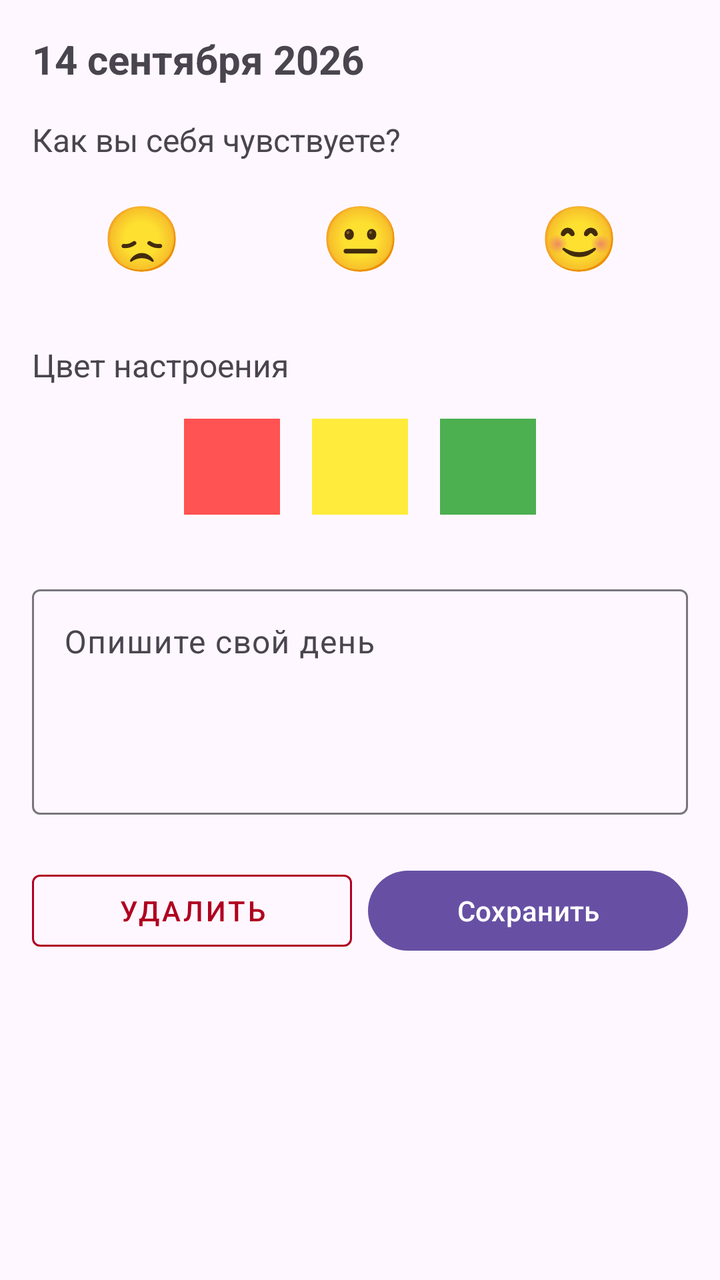
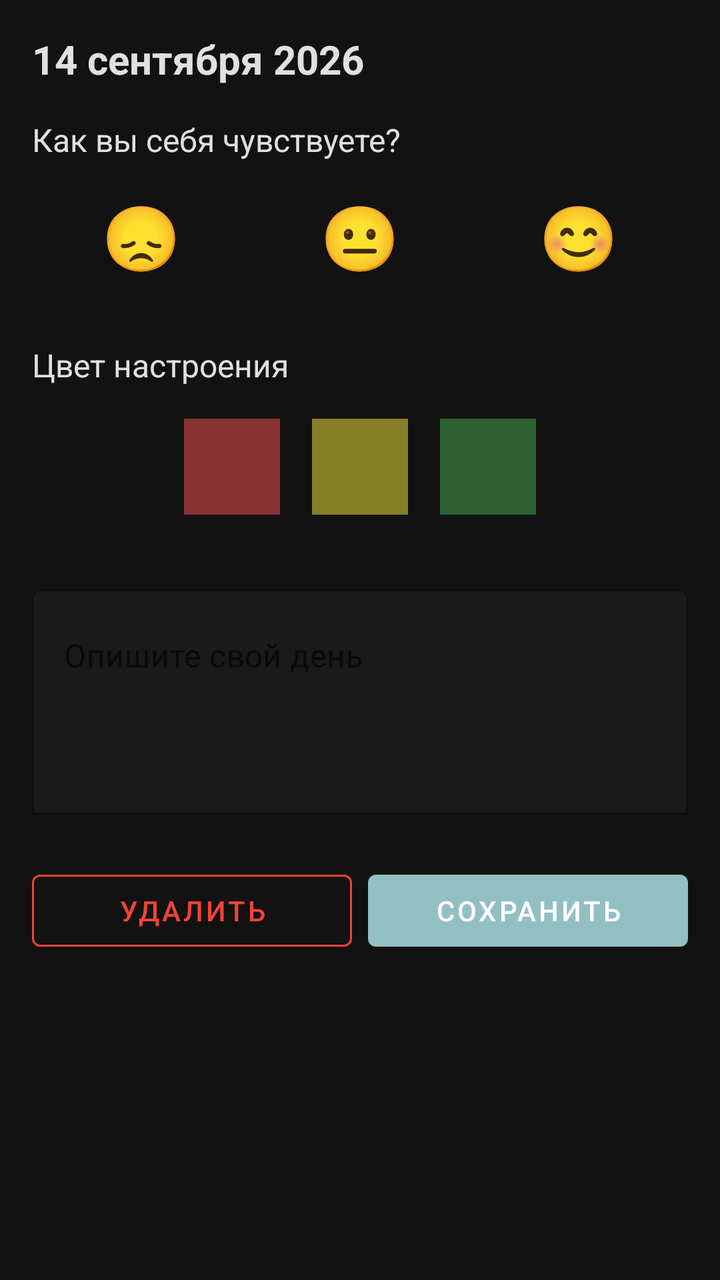

Compare the two renders of this Android layout. The source of the first and the diff that turns it into the second are given below.
<!-- AndroidManifest.xml: application theme Theme.Kyrsach -->
<!-- res/layout/activity_entry.xml -->
<?xml version="1.0" encoding="utf-8"?>
<ScrollView
    xmlns:android="http://schemas.android.com/apk/res/android"
    xmlns:app="http://schemas.android.com/apk/res-auto"
    xmlns:tools="http://schemas.android.com/tools"
    android:layout_width="match_parent"
    android:layout_height="match_parent"
    android:fillViewport="true"
    tools:context=".EntryActivity">

    <LinearLayout
        android:layout_width="match_parent"
        android:layout_height="wrap_content"
        android:orientation="vertical"
        android:padding="16dp">

        <TextView
            android:id="@+id/tv_entry_date"
            android:layout_width="match_parent"
            android:layout_height="wrap_content"
            android:text="14 сентября 2026"
            android:textSize="20sp"
            android:textStyle="bold"
            android:layout_marginBottom="16dp"/>

        <TextView
            android:layout_width="wrap_content"
            android:layout_height="wrap_content"
            android:text="Как вы себя чувствуете?"
            android:textSize="16sp"
            android:layout_marginBottom="8dp"/>

        <RadioGroup
            android:id="@+id/rg_emoji"
            android:layout_width="match_parent"
            android:layout_height="wrap_content"
            android:orientation="horizontal"
            android:gravity="center"
            android:layout_marginBottom="24dp">

            <RadioButton
                android:id="@+id/rb_emoji_bad"
                android:layout_width="0dp"
                android:layout_height="wrap_content"
                android:layout_weight="1"
                android:button="@null"
                android:gravity="center"
                android:text="😞"
                android:textSize="32sp"
                android:padding="8dp"/>

            <RadioButton
                android:id="@+id/rb_emoji_neutral"
                android:layout_width="0dp"
                android:layout_height="wrap_content"
                android:layout_weight="1"
                android:button="@null"
                android:gravity="center"
                android:text="😐"
                android:textSize="32sp"
                android:padding="8dp"/>

            <RadioButton
                android:id="@+id/rb_emoji_good"
                android:layout_width="0dp"
                android:layout_height="wrap_content"
                android:layout_weight="1"
                android:button="@null"
                android:gravity="center"
                android:text="😊"
                android:textSize="32sp"
                android:padding="8dp"/>
        </RadioGroup>

        <TextView
            android:layout_width="wrap_content"
            android:layout_height="wrap_content"
            android:text="Цвет настроения"
            android:textSize="16sp"
            android:layout_marginBottom="8dp"/>

        <LinearLayout
            android:id="@+id/ll_color_selector"
            android:layout_width="match_parent"
            android:layout_height="wrap_content"
            android:orientation="horizontal"
            android:gravity="center"
            android:layout_marginBottom="24dp">

            <View
                android:id="@+id/color_bad"
                android:layout_width="48dp"
                android:layout_height="48dp"
                android:layout_margin="8dp"
                android:background="#FF5252" />

            <View
                android:id="@+id/color_neutral"
                android:layout_width="48dp"
                android:layout_height="48dp"
                android:layout_margin="8dp"
                android:background="#FFEB3B" />

            <View
                android:id="@+id/color_good"
                android:layout_width="48dp"
                android:layout_height="48dp"
                android:layout_margin="8dp"
                android:background="#4CAF50" />
        </LinearLayout>


        <com.google.android.material.textfield.TextInputLayout
            android:layout_width="match_parent"
            android:layout_height="wrap_content"
            android:hint="Опишите свой день"
            android:layout_marginBottom="24dp">

            <com.google.android.material.textfield.TextInputEditText
                android:id="@+id/et_mood_text"
                android:layout_width="match_parent"
                android:layout_height="wrap_content"
                android:gravity="top"
                android:inputType="textMultiLine"
                android:minLines="4"
                android:maxLines="8"/>
        </com.google.android.material.textfield.TextInputLayout>

        <LinearLayout
            android:layout_width="match_parent"
            android:layout_height="wrap_content"
            android:orientation="horizontal"
            android:layout_marginTop="0dp">

            <com.google.android.material.button.MaterialButton
                android:id="@+id/btn_delete"
                style="@style/Widget.MaterialComponents.Button.OutlinedButton"
                android:layout_width="0dp"
                android:layout_height="wrap_content"
                android:layout_weight="1"
                android:layout_marginEnd="8dp"
                android:text="Удалить"
                android:textColor="@color/design_default_color_error"
                app:strokeColor="@color/design_default_color_error"/>

            <com.google.android.material.button.MaterialButton
                android:id="@+id/btn_save"
                android:layout_width="0dp"
                android:layout_height="wrap_content"
                android:layout_weight="1"
                android:text="Сохранить"/>
        </LinearLayout>

    </LinearLayout>
</ScrollView>
<!-- resources referenced by this layout -->
<resources>
  <style name="Theme.Kyrsach" parent="Base.Theme.Kyrsach" />
  <style name="Base.Theme.Kyrsach" parent="Theme.Material3.DayNight.NoActionBar">
          
          
      </style>
</resources>

<!-- the commit's change to res/layout/activity_entry.xml (unified diff, before → after) -->
@@ -6,13 +6,15 @@
     android:layout_width="match_parent"
     android:layout_height="match_parent"
     android:fillViewport="true"
+    android:background="#121212"
     tools:context=".EntryActivity">
 
     <LinearLayout
         android:layout_width="match_parent"
         android:layout_height="wrap_content"
         android:orientation="vertical"
-        android:padding="16dp">
+        android:padding="16dp"
+        android:background="#121212">
 
         <TextView
             android:id="@+id/tv_entry_date"
@@ -21,6 +23,7 @@
             android:text="14 сентября 2026"
             android:textSize="20sp"
             android:textStyle="bold"
+            android:textColor="#E0E0E0"
             android:layout_marginBottom="16dp"/>
 
         <TextView
@@ -28,6 +31,7 @@
             android:layout_height="wrap_content"
             android:text="Как вы себя чувствуете?"
             android:textSize="16sp"
+            android:textColor="#E0E0E0"
             android:layout_marginBottom="8dp"/>
 
         <RadioGroup
@@ -77,6 +81,7 @@
             android:layout_height="wrap_content"
             android:text="Цвет настроения"
             android:textSize="16sp"
+            android:textColor="#E0E0E0"
             android:layout_marginBottom="8dp"/>
 
         <LinearLayout
@@ -92,38 +97,47 @@
                 android:layout_width="48dp"
                 android:layout_height="48dp"
                 android:layout_margin="8dp"
-                android:background="#FF5252" />
+                android:background="#FF5252"
+                android:alpha="0.5"/>
 
             <View
                 android:id="@+id/color_neutral"
                 android:layout_width="48dp"
                 android:layout_height="48dp"
                 android:layout_margin="8dp"
-                android:background="#FFEB3B" />
+                android:background="#FFEB3B"
+                android:alpha="0.5"/>
 
             <View
                 android:id="@+id/color_good"
                 android:layout_width="48dp"
                 android:layout_height="48dp"
                 android:layout_margin="8dp"
-                android:background="#4CAF50" />
+                android:background="#4CAF50"
+                android:alpha="0.5"/>
         </LinearLayout>
-
 
         <com.google.android.material.textfield.TextInputLayout
             android:layout_width="match_parent"
             android:layout_height="wrap_content"
             android:hint="Опишите свой день"
-            android:layout_marginBottom="24dp">
+            android:layout_marginBottom="24dp"
+            app:hintTextColor="#FFFFFF"
+            app:boxBackgroundMode="outline"
+            app:boxStrokeColor="#555555"
+            app:boxStrokeColorFocused="#91BFC2">
 
             <com.google.android.material.textfield.TextInputEditText
                 android:id="@+id/et_mood_text"
                 android:layout_width="match_parent"
                 android:layout_height="wrap_content"
                 android:gravity="top"
-                android:inputType="textMultiLine"
+                android:inputType="textMultiLine|textCapSentences"
                 android:minLines="4"
-                android:maxLines="8"/>
+                android:maxLines="8"
+                android:textColor="#E0E0E0"
+                android:textColorHint="#757575"
+                android:backgroundTint="#555555"/>
         </com.google.android.material.textfield.TextInputLayout>
 
         <LinearLayout
@@ -140,15 +154,17 @@
                 android:layout_weight="1"
                 android:layout_marginEnd="8dp"
                 android:text="Удалить"
-                android:textColor="@color/design_default_color_error"
-                app:strokeColor="@color/design_default_color_error"/>
+                android:textColor="#F44336"
+                app:strokeColor="#F44336"/>
 
             <com.google.android.material.button.MaterialButton
                 android:id="@+id/btn_save"
                 android:layout_width="0dp"
                 android:layout_height="wrap_content"
                 android:layout_weight="1"
-                android:text="Сохранить"/>
+                android:text="Сохранить"
+                app:backgroundTint="#91BFC2"
+                app:rippleColor="#5A8F92"/>
         </LinearLayout>
 
     </LinearLayout>
<!-- resource entries referenced after the edit -->
@@ -1,9 +1,16 @@
 <!-- resources referenced by this layout -->
 <resources>
-  <style name="Theme.Kyrsach" parent="Base.Theme.Kyrsach" />
-  <style name="Base.Theme.Kyrsach" parent="Theme.Material3.DayNight.NoActionBar">
+  <style name="Theme.Kyrsach" parent="Theme.MaterialComponents.DayNight.NoActionBar">
           
+          <item name="colorPrimary">#91BFC2</item>
+          <item name="colorPrimaryVariant">#5A8F92</item>
+          <item name="colorOnPrimary">#FFFFFF</item>
+  
           
+          <item name="android:statusBarColor">#121212</item>
+  
+          
+          <item name="android:navigationBarColor">#121212</item>
       </style>
 </resources>
 
